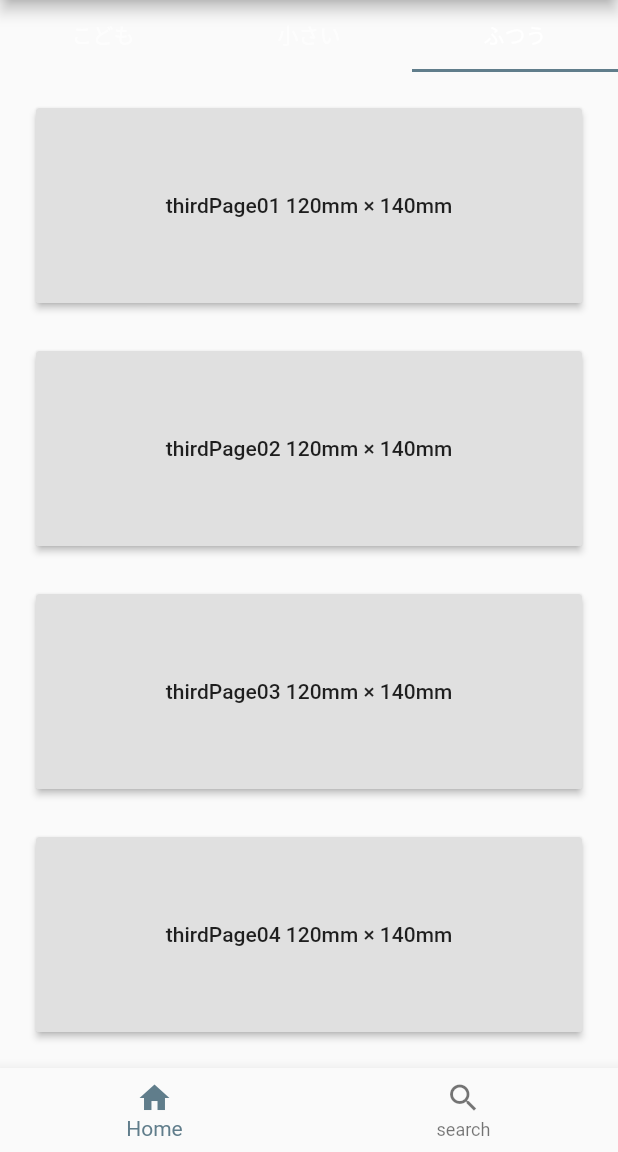
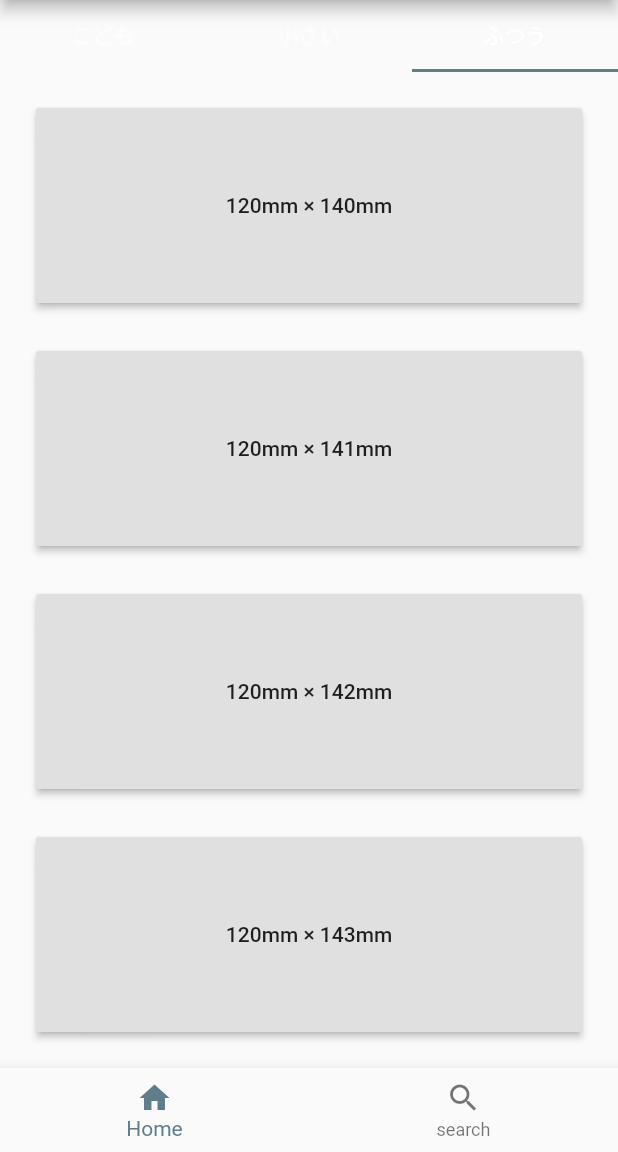
Before and after one commit to tai0116/mask1, a Flutter app: the screen it shows after launch, tab 3 chosen, on a phone screen of 412 x 824 dp, the part 84-1236 px from its top. Run offline on Flutter 3.47's test engine with Material 2 defaults, Android fonts, the phone set to English and light mode, and no system bars.

Commit message:
no message

```diff
--- a/lib/screens/third_tab.dart
+++ b/lib/screens/third_tab.dart
@@ -7,10 +7,10 @@ class Third extends StatefulWidget {
 
 class _ThirdState extends State<Third> {
   List<String> _texts = [
-    "thirdPage01 120mm × 140mm",
-    "thirdPage02 120mm × 140mm",
-    "thirdPage03 120mm × 140mm",
-    "thirdPage04 120mm × 140mm",
+    "120mm × 140mm",
+    "120mm × 141mm",
+    "120mm × 142mm",
+    "120mm × 143mm",
   ];
 
   @override
```
Also changed, not shown: lib/screens/first_tab.dart (+5 -4 lines), lib/screens/second_tab.dart (+4 -4 lines).
